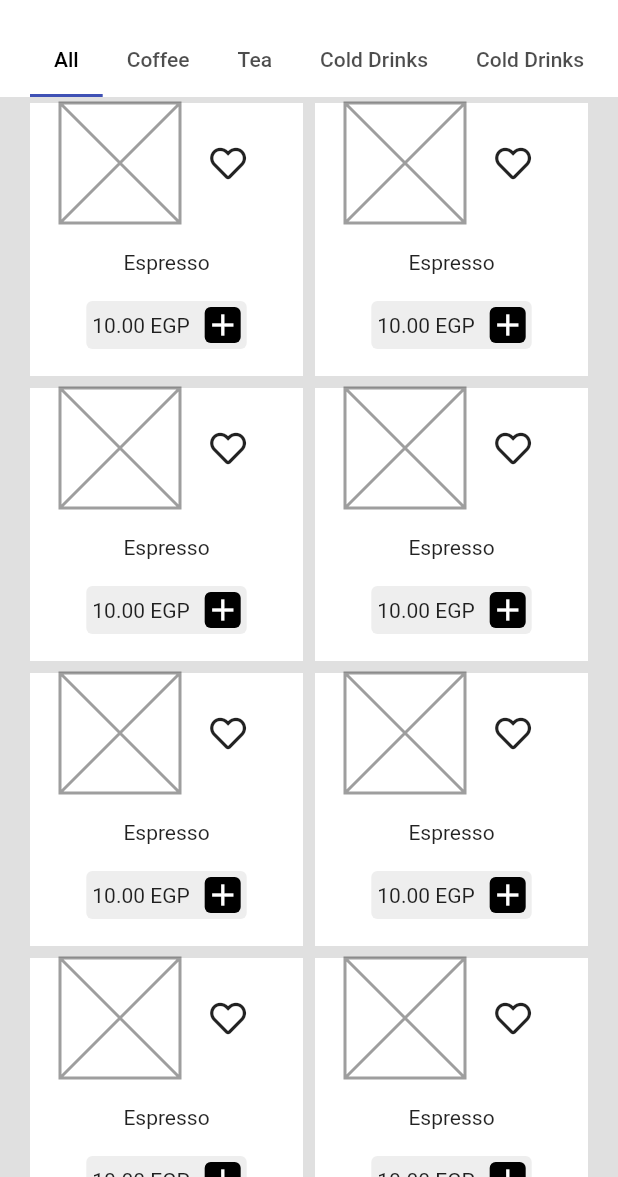
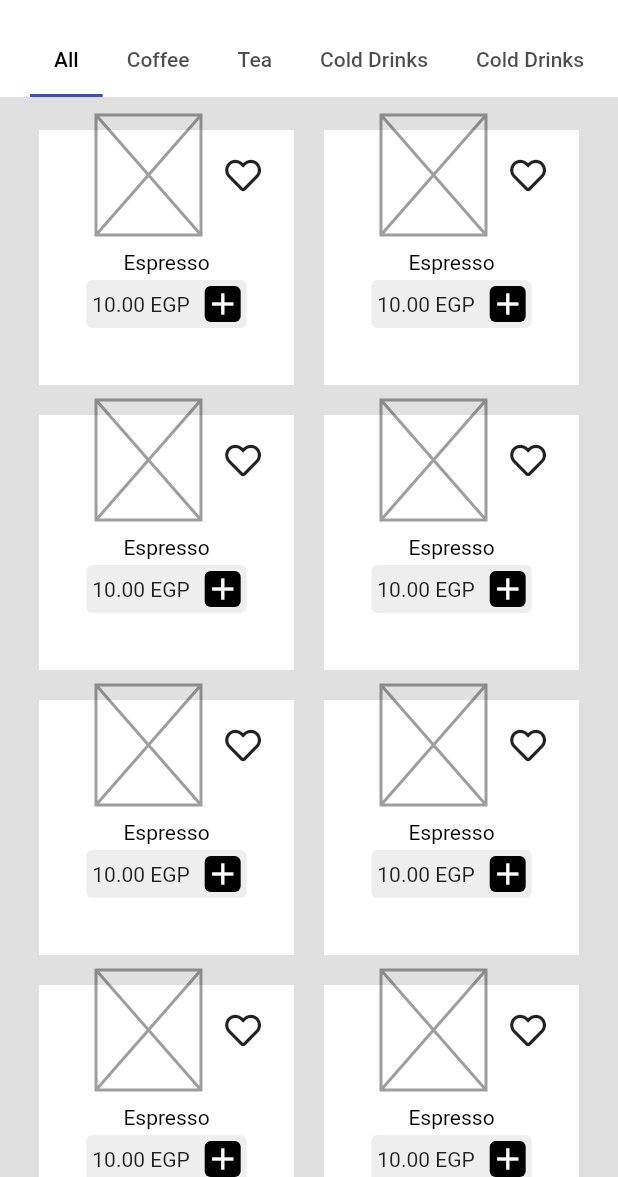
Before and after one commit to mohamadElEaswy/coffee-car-user-app, a Flutter app: the ProviderProductsPage screen opened by its route, on a phone screen of 412 x 824 dp, the part 59-1236 px from its top. Run offline on Flutter 3.47's test engine with Material 2 defaults, Android fonts, the phone set to English and light mode, and no system bars; our stand-ins replace cloud_firestore, connectivity_plus, firebase_auth, firebase_core, flutter_bloc, font_awesome_flutter and 5 more; accounts and stored records are empty; generated files the repository leaves out were written again.

Commit message:
provider products page and content initialize

```diff
--- a/lib/main.dart
+++ b/lib/main.dart
@@ -7,6 +7,7 @@ import 'package:mk/src/core/bloc/cubit/cubit.dart';
 import 'package:mk/src/core/bloc/states/states.dart';
 import 'package:mk/src/core/navigation/navigation_methods.dart';
 import 'package:mk/src/services/remote/firebase/auth.dart';
+import 'package:mk/src/services/remote/firebase/database.dart';
 import 'package:mk/src/ui/pages/home/home_page.dart';
 import 'package:mk/src/ui/pages/sign_in_with_email/sign_in_with_email_screen.dart';
 import 'package:mk/src/ui/theme/theme.dart';
@@ -54,6 +55,7 @@ class MyApp extends StatelessWidget {
                 ChangeNotifierProvider<LocaleProvider>(
                     create: (context) => LocaleProvider()),
                 Provider<AuthBase>(create: (context) => Auth()),
+                Provider<Database>(create: (context) => FirestoreDatabase()),
               ],
               builder: (BuildContext context, child) {
                 final LocaleProvider provider =
--- a/lib/src/core/navigation/navigation_methods.dart
+++ b/lib/src/core/navigation/navigation_methods.dart
@@ -10,6 +10,7 @@ import '../../ui/pages/profile/account_info.dart';
 import '../../ui/pages/providers/providers_page.dart';
 import '../../ui/pages/sign_in_with_email/email_sign_in_bloc.dart';
 import '../../ui/pages/sign_in_with_email/sign_in_with_email_screen.dart';
+import '../../ui/pages/stream_test_page/stream_test.dart';
 
 class RouteMethods {
   // static AuthBase? auth = Auth();
@@ -44,6 +45,8 @@ class RouteMethods {
         // );
       case AccountInfo.route:
         return _materialPageRoute(page: const AccountInfo());
+        case StreamTestPage.route:
+        return _materialPageRoute(page: const StreamTestPage());
       case OTPPage.route:
         return _materialPageRoute(page: OTPPage(phoneNumber: args));
         case ProviderProductsPage.route:
--- a/lib/src/services/remote/firebase/api_path.dart
+++ b/lib/src/services/remote/firebase/api_path.dart
@@ -1,5 +1,5 @@
 class ApiPath {
-  static String carsByCity(String city, String jobID) => 'cars/$city';
-  static String allCars(String uid) => 'users/$uid/jobs';
+  static String allCars() => 'cars';
+  static String products(String carId) => 'cars/$carId';
 
 }
--- a/lib/src/services/remote/firebase/database.dart
+++ b/lib/src/services/remote/firebase/database.dart
@@ -1,25 +1,31 @@
-//
-//
-// //the services layer after login or register
-// abstract class Database {
-//   Future<void> setJob(Job job);
-//   Future<void> deleteJob(Job job);
-//   Stream<List<Job?>> jobsStream();
-//
-//   Stream<Job> jobStream(Job job);
-//   Future<void> setEntry(Entry entry);
-//   Future<void> deleteEntry(Entry entry);
-//   Stream<List<Entry>> entriesStream({Job job});
-// }
-//
-// String documentIDCurrentDate() => DateTime.now().toIso8601String();
-//
-// class FirestoreDatabase implements Database {
-//   FirestoreDatabase({required this.uid});
-//   final String uid;
-//   final _service = FireStoreService.instance;
-//
-// //send data to Cloud FireStore DataBase
+//the services layer after login or register
+import 'package:mk/src/core/model/coffe_car_model/coffee_car_model.dart';
+import 'package:mk/src/services/remote/firebase/firestore_services.dart';
+
+import 'api_path.dart';
+
+abstract class Database {
+  // Future<void> setJob(Job job);
+  // Future<void> deleteJob(Job job);
+  Stream<CoffeeCar> carsStream();
+  // Stream<List<CoffeeCar?>> carsStream();
+
+  // Stream<Job> jobStream(Job job);
+  // Future<void> setEntry(Entry entry);
+  // Future<void> deleteEntry(Entry entry);
+  // Stream<List<Entry>> entriesStream({Job job});
+}
+
+String documentIDCurrentDate() => DateTime.now().toIso8601String();
+
+class FirestoreDatabase implements Database {
+  FirestoreDatabase(
+      // {required this.uid}
+      );
+  // final String uid;
+  final _service = FireStoreService.instance;
+
+//send data to Cloud FireStore DataBase
 //   @override
 //   Future<void> setJob(Job job) =>
 //       _service.setData(path: ApiPath.job(uid, job.id), data: job.toMap());
@@ -34,18 +40,25 @@
 //     }
 //     _service.deleteData(path: ApiPath.job(uid, job.id));
 //   }
-//
+
+  // @override
+  // Stream<Job> jobStream(Job job) => _service.documentStream(
+  //       path: ApiPath.job(uid, job.id),
+  //       builder: (data, documentId) => Job.fromMap(data!, documentId),
+  //     );
+  @override
+  Stream<CoffeeCar> carsStream() => _service.documentStream(
+        path: ApiPath.allCars(),
+        builder: (data, documentId) => CoffeeCar.fromJson(data!),
+      );
+//the coming data from Cloud FireStore DataBase
 //   @override
-//   Stream<Job> jobStream(Job job) => _service.documentStream(
-//         path: ApiPath.job(uid, job.id),
-//         builder: (data, documentId) => Job.fromMap(data!, documentId),
+//   Stream<List<CoffeeCar>> carsStream() => _service.collectionStream(
+//         path: ApiPath.allCars(),
+//         builder: (data, documentId) => CoffeeCar.fromJson(data),
 //       );
-// //the coming data from Cloud FireStore DataBase
-//   @override
-//   Stream<List<Job>> jobsStream() => _service.collectionStream(
-//         path: ApiPath.jobs(uid),
-//         builder: (data, documentId) => Job.fromMap(data, documentId),
-//       );
+
+
 //   @override
 //   Future<void> setEntry(Entry entry) async {
 //     _service.setData(
@@ -73,4 +86,4 @@
 //         builder: (data, documentID) => Entry.fromMap(data, documentID),
 //         sort: (lhs, rhs) => rhs.start!.compareTo(lhs.start!),
 //       );
-// }
+}
--- a/lib/src/ui/pages/home/home_page.dart
+++ b/lib/src/ui/pages/home/home_page.dart
@@ -1,3 +1,4 @@
+import 'package:firebase_auth/firebase_auth.dart';
 import 'package:flutter/material.dart';
 import 'package:flutter_bloc/flutter_bloc.dart';
 import 'package:font_awesome_flutter/font_awesome_flutter.dart';
@@ -31,6 +32,8 @@ class _Home extends State<Home> {
       listener: (context, state) {},
       builder: (context, state) {
         final AppCubit bloc = AppCubit.get(context);
+        User? currentUser = bloc.auth.currentUser;
+
         return InternetCheck(
           online: SafeArea(
             bottom: true,
@@ -54,7 +57,7 @@ class _Home extends State<Home> {
                   onTap: (int index) {
                     // print();
 
-                    if (bloc.auth.currentUser == null && index > 0) {
+                    if (currentUser == null && index > 0) {
                       RouteMethods.navigateTo(
                           context: context,
                           routeName: SignInWithEmailAndPhone.route);
--- a/lib/src/ui/pages/profile/profile_page.dart
+++ b/lib/src/ui/pages/profile/profile_page.dart
@@ -11,6 +11,7 @@ import '../../../core/bloc/cubit/cubit.dart';
 import '../../../services/remote/firebase/auth.dart';
 import '../../widgets/exceptions.dart';
 import '../../widgets/lang_widgets.dart';
+import '../stream_test_page/stream_test.dart';
 
 class Profile extends StatelessWidget {
   const Profile({Key? key}) : super(key: key);
@@ -57,7 +58,7 @@ class Profile extends StatelessWidget {
                 lastIcon: FontAwesomeIcons.arrowRight,
               ),
               settingsMenuItem(
-                onTap: () {},
+                onTap: () {RouteMethods.navigateTo(context: context, routeName: StreamTestPage.route);},
                 firstIcon: Icons.person_outline_rounded,
                 lable: 'Change Email',
                 lastIcon: FontAwesomeIcons.arrowRight,
--- a/lib/src/ui/pages/provider_products_page/products_page_body.dart
+++ b/lib/src/ui/pages/provider_products_page/products_page_body.dart
@@ -7,7 +7,7 @@ class AllProductsPage extends StatelessWidget {
   @override
   Widget build(BuildContext context) {
     return GridView.builder(
-      padding: const EdgeInsets.only(left: 16, right: 16),
+      padding: const EdgeInsets.only(left: 16, right: 16, top: 12),
       gridDelegate:
           const SliverGridDelegateWithFixedCrossAxisCount(crossAxisCount: 2),
       physics: const BouncingScrollPhysics(),
@@ -27,17 +27,32 @@ class ProductGridItem extends StatelessWidget {
   Widget build(BuildContext context) {
     return Container(
       color: Colors.white,
-      margin: const EdgeInsets.all(4),
-      child: Column(
-        mainAxisAlignment: MainAxisAlignment.spaceBetween,
+      margin: const EdgeInsets.all(10),
+      child: Stack(
+        // fit: StackFit.passthrough,
+        clipBehavior: Clip.none,
+        alignment: Alignment.topCenter,
         children: [
-          Row(
+          Positioned(top: -10,
+            child: Container(
+              decoration: const BoxDecoration(
+              // color: Colors.red,
+              // boxShadow: [
+              //   BoxShadow(
+              //     color: Colors.grey,
+              //     blurRadius: 10.0,
+              //     spreadRadius: 3.0,
+              //     offset: Offset(10.0, 10.0),
+              //   ),
+              // ],
+            ),
+              child: Row(
                 children: [
                   Container(
-                padding:const EdgeInsets.only(right: 20, left: 20),
+                    padding:const EdgeInsets.only(right: 16, left: 16),
                     child:const SizedBox(
                         height: 80,
-                    width: 80,
+                        width: 70,
                         child: Placeholder(
                           color: Colors.black38,
                         )),
@@ -45,7 +60,14 @@ class ProductGridItem extends StatelessWidget {
                   InkWell(onTap: () {}, child: const Icon(FontAwesomeIcons.heart))
                 ],
               ),
-          const Text('Espresso'),
+            ),
+          ),
+          Padding(
+            padding: const EdgeInsets.only(top: 80),
+            child: Column(
+              children: [
+                const Text('Espresso', style: TextStyle(color: Colors.black),),
+                const SizedBox(height: 4),
                 Container(padding: const EdgeInsets.all(4),
                   decoration: BoxDecoration(
                     color: Colors.grey[200],
@@ -53,7 +75,8 @@ class ProductGridItem extends StatelessWidget {
                     borderRadius: BorderRadius.circular(4),
                   ),
                   child: Row(
-              mainAxisAlignment: MainAxisAlignment.center,mainAxisSize: MainAxisSize.min,
+                    mainAxisAlignment: MainAxisAlignment.center,
+                    mainAxisSize: MainAxisSize.min,
                     children: [
                       const Text('10.00 EGP'),
                       const SizedBox(width: 10),
@@ -77,6 +100,9 @@ class ProductGridItem extends StatelessWidget {
                 const SizedBox(),
               ],
             ),
+          )
+        ],
+      ),
     );
   }
 }
```
Also changed, not shown: lib/src/core/bloc/cubit/cubit.dart (+8 -1 lines), lib/src/ui/pages/stream_test_page/stream_test.dart (added, +37 -0 lines). Lines whose indentation alone changed are shown as unchanged.
